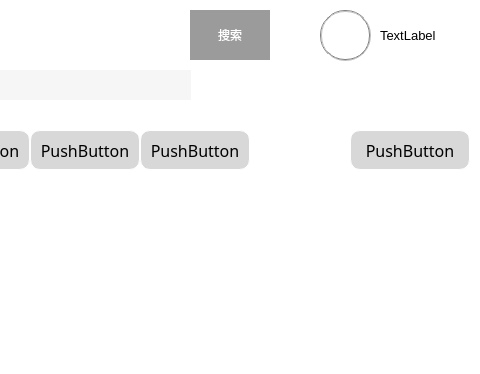
Old version of the form Form/order.ui in the repository lyh9909/OrderSystem; both pictures show x 520 to 1000 and y 0 to 374 of the 1000 by 700 pixel window.
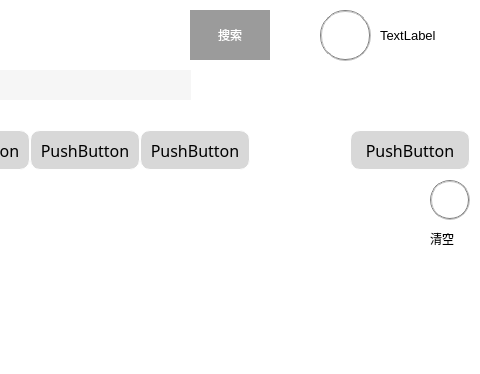
New version of the form. Icons and pictures are not drawn.

Commit message:
add clearOrder function
添加清空已点功能

Diff of the .ui file:
```diff
--- a/Form/order.ui
+++ b/Form/order.ui
@@ -609,6 +609,52 @@
     <bool>true</bool>
    </property>
   </widget>
+  <widget class="QPushButton" name="clearBtn">
+   <property name="geometry">
+    <rect>
+     <x>950</x>
+     <y>180</y>
+     <width>40</width>
+     <height>40</height>
+    </rect>
+   </property>
+   <property name="styleSheet">
+    <string notr="true">QPushButton
+{
+border:2px groove gray;
+border-radius:20px;
+background-image: url(:/new/Pic_/Picture/trash.png);
+background-repeat: no-repeat;
+background-position: center;
+background-color: rgb(255, 255, 255);
+}</string>
+   </property>
+   <property name="text">
+    <string/>
+   </property>
+   <property name="checkable">
+    <bool>true</bool>
+   </property>
+  </widget>
+  <widget class="QLabel" name="clearLabel">
+   <property name="geometry">
+    <rect>
+     <x>950</x>
+     <y>230</y>
+     <width>41</width>
+     <height>18</height>
+    </rect>
+   </property>
+   <property name="font">
+    <font>
+     <family>微软雅黑</family>
+     <pointsize>9</pointsize>
+    </font>
+   </property>
+   <property name="text">
+    <string>清空</string>
+   </property>
+  </widget>
  </widget>
  <resources/>
  <connections/>
```
Left out of the diff: 24 changed lines with no effect on the pictures. The commit also changes 8 other files.
